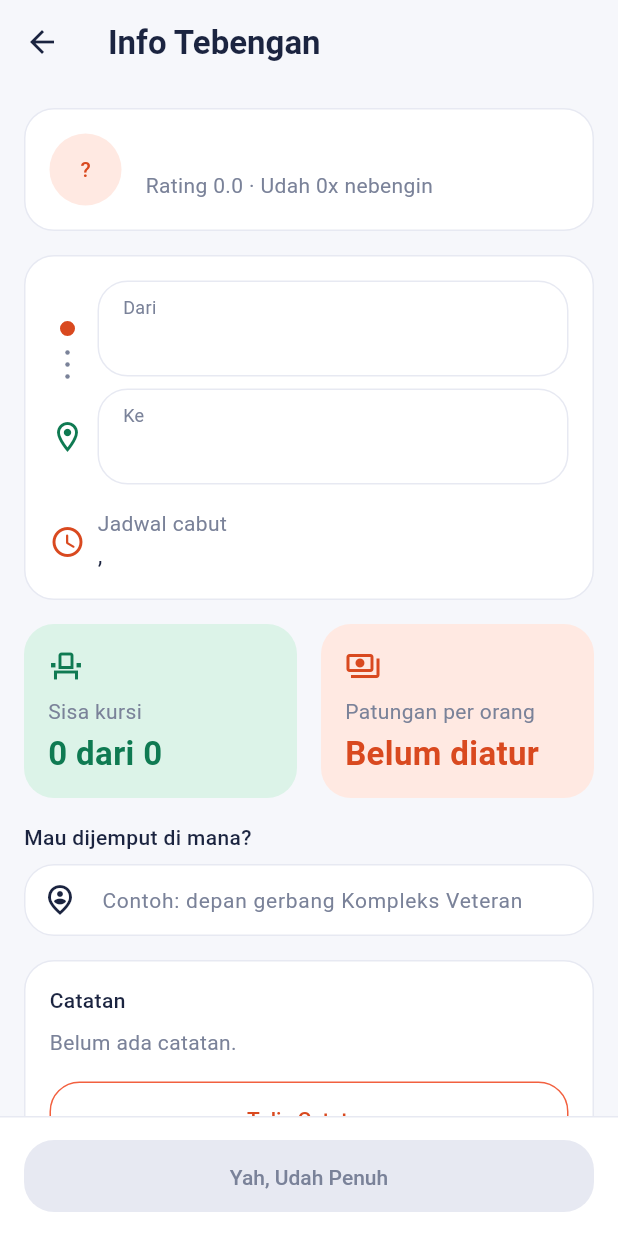
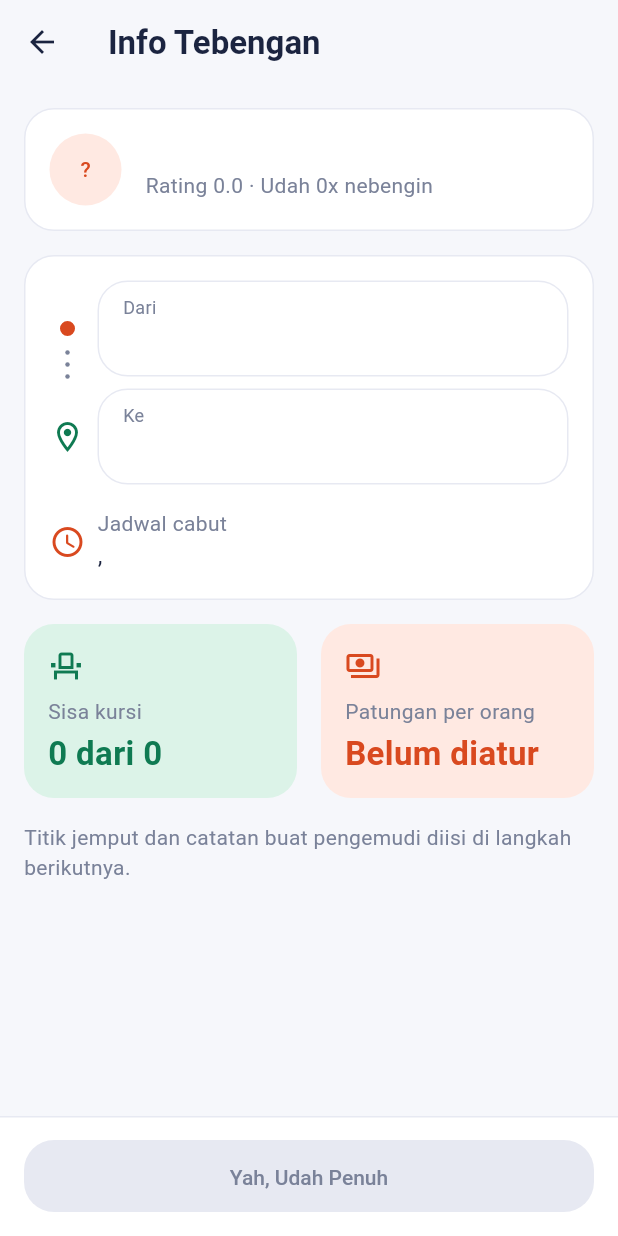
Before and after one commit to TRAFIV/nebeng-dong-app, a Flutter app: the RideDetailScreen screen opened directly with empty values, on a phone screen of 412 x 824 dp. Run offline on Flutter 3.47's test engine with Material 3 defaults, Android fonts, the phone set to English and light mode, and no system bars; our stand-ins replace flutter_map, latlong2, shared_preferences; accounts and stored records are empty.

Commit message:
fix(detail): Info Tebengan tanpa isian ganda, tombol tidak macet, avatar ke Profil
- Titik jemput dan catatan hanya diisi di Ajukan Tebengan; Info Tebengan
  cukup info dan tombol Ikut Nebeng.
- Tombol baru ditandai terkirim bila Ajukan Tebengan mengembalikan pesanan;
  kembali tanpa kirim mengaktifkan tombol lagi.
- Avatar di Cari membuka tab Profil.

```diff
--- a/lib/shared/viewmodels/ride_detail_view_model.dart
+++ b/lib/shared/viewmodels/ride_detail_view_model.dart
@@ -1,36 +1,43 @@
 import 'package:praktikum_mobile/core/view_model.dart';
 import 'package:praktikum_mobile/shared/models/ride.dart';
 
+/// Info Tebengan: hanya menampilkan tebengan dan membuka form pengajuan.
+///
+/// Titik jemput dan catatan diisi di Ajukan Tebengan, jadi layar ini tidak
+/// menyimpan isian apa pun.
 class RideDetailViewModel extends ViewModel {
   RideDetailViewModel({required this.ride});
   final Ride ride;
+
+  bool _formOpen = false;
   bool _requestSent = false;
-  String? _note;
+
+  /// True setelah Ajukan Tebengan benar-benar mengirim pesanan.
   bool get requestSent => _requestSent;
-  String? get note => _note;
-  bool get canRequest => !ride.isFull && !_requestSent;
+
+  bool get canRequest => !ride.isFull && !_requestSent && !_formOpen;
+
   String get buttonLabel => ride.isFull
       ? 'Yah, Udah Penuh'
       : _requestSent
       ? 'Nunggu di-ACC...'
       : 'Ikut Nebeng!';
 
-  String? validatePickup(String? value) => value == null || value.trim().isEmpty
-      ? 'Titik jemputnya diisi dulu, ya'
-      : null;
-
-  bool requestToJoin(String pickup) {
-    if (isDisposed || !canRequest || validatePickup(pickup) != null) {
-      return false;
-    }
-    // Local presentation only; no booking/approval API is available yet.
-    _requestSent = true;
+  /// Dipanggil sebelum membuka Ajukan Tebengan. False bila tidak boleh
+  /// (penuh, sudah terkirim, atau form sedang terbuka karena ketukan ganda).
+  bool startRequest() {
+    if (isDisposed || !canRequest) return false;
+    _formOpen = true;
     publish();
     return true;
   }
 
-  void saveNote(String value) {
-    _note = value;
+  /// Dipanggil setelah Ajukan Tebengan ditutup. [sent] false berarti pengguna
+  /// kembali tanpa mengirim, sehingga tombol bisa dipakai lagi.
+  void finishRequest({required bool sent}) {
+    if (isDisposed) return;
+    _formOpen = false;
+    _requestSent = sent;
     publish();
   }
 }
--- a/lib/shared/views/ride_detail_screen.dart
+++ b/lib/shared/views/ride_detail_screen.dart
@@ -10,14 +10,13 @@ import 'package:praktikum_mobile/theme/app_spacing.dart';
 import 'package:praktikum_mobile/theme/app_text_styles.dart';
 import 'package:praktikum_mobile/shared/utils/rupiah_format.dart';
 import 'package:praktikum_mobile/shared/widgets/app_button.dart';
-import 'package:praktikum_mobile/shared/widgets/app_text_field.dart';
 import 'package:praktikum_mobile/shared/widgets/info_tile.dart';
 import 'package:praktikum_mobile/shared/widgets/user_avatar.dart';
 import 'package:praktikum_mobile/shared/maps/widgets/open_street_map_view.dart';
 import 'package:praktikum_mobile/shared/maps/widgets/route_endpoints.dart';
 
-/// Detail tebengan: kursi, ongkos, titik jemput, dan ajukan gabung
-/// (FR-04, FR-05, FR-06, FR-09).
+/// Info Tebengan: pengemudi, rute, kursi dan ongkos, lalu tombol untuk
+/// membuka Ajukan Tebengan (FR-04, FR-05, FR-09).
 class RideDetailScreen extends StatefulWidget {
   const RideDetailScreen({super.key, required this.ride});
 
@@ -28,8 +27,6 @@ class RideDetailScreen extends StatefulWidget {
 }
 
 class _RideDetailScreenState extends State<RideDetailScreen> {
-  final _formKey = GlobalKey<FormState>();
-  final _pickupController = TextEditingController();
   late final RideDetailViewModel _viewModel;
 
   @override
@@ -41,16 +38,14 @@ class _RideDetailScreenState extends State<RideDetailScreen> {
   @override
   void dispose() {
     _viewModel.dispose();
-    _pickupController.dispose();
     super.dispose();
   }
 
+  /// Buka Ajukan Tebengan; titik jemput dan catatan diisi di sana.
   Future<void> _requestToJoin() async {
-    if (!(_formKey.currentState?.validate() ?? false)) return;
+    if (!_viewModel.startRequest()) return;
 
-    if (!_viewModel.requestToJoin(_pickupController.text)) return;
-
-    // Buka AjukanTebengan dan tunggu hasilnya (booking berhasil atau null).
+    // Hasilnya Booking bila terkirim, null bila pengguna kembali tanpa mengirim.
     final result = await Navigator.pushNamed<Object?>(
       context,
       AppRoutes.ajukanTebengan,
@@ -58,9 +53,9 @@ class _RideDetailScreenState extends State<RideDetailScreen> {
     );
 
     if (!mounted) return;
+    _viewModel.finishRequest(sent: result != null);
+    if (result == null) return;
 
-    if (result != null) {
-      // Booking berhasil dikirim — tampilkan SnackBar dan kembali ke Pesanan.
     ScaffoldMessenger.of(context).showSnackBar(
       const SnackBar(content: Text('Permintaan terkirim! Tunggu kabar ya.')),
     );
@@ -73,20 +68,6 @@ class _RideDetailScreenState extends State<RideDetailScreen> {
       );
     }
   }
-  }
-
-  Future<void> _openNoteForm() async {
-    final result = await Navigator.pushNamed<String>(
-      context,
-      AppRoutes.catatanForm,
-    );
-    if (!mounted || result == null) return;
-
-    _viewModel.saveNote(result);
-    ScaffoldMessenger.of(
-      context,
-    ).showSnackBar(const SnackBar(content: Text('Catatan berhasil disimpan')));
-  }
 
   @override
   Widget build(BuildContext context) {
@@ -96,10 +77,6 @@ class _RideDetailScreenState extends State<RideDetailScreen> {
       builder: (context, _) => Scaffold(
         appBar: AppBar(title: const Text('Info Tebengan')),
         body: SafeArea(
-          child: Form(
-            key: _formKey,
-            // Keep every field mounted: the sticky submit button must validate
-            // pickup even before it has been scrolled into view.
           child: SingleChildScrollView(
             padding: const EdgeInsets.all(AppSpacing.md),
             child: Column(
@@ -147,42 +124,13 @@ class _RideDetailScreenState extends State<RideDetailScreen> {
                   ),
                 ),
                 const SizedBox(height: AppSpacing.md),
-                  AppTextField(
-                    label: 'Mau dijemput di mana?',
-                    icon: Icons.person_pin_circle_outlined,
-                    hint: 'Contoh: depan gerbang Kompleks Veteran',
-                    controller: _pickupController,
-                    textInputAction: TextInputAction.done,
-                    validator: _viewModel.validatePickup,
-                  ),
-                  const SizedBox(height: AppSpacing.md),
-                  Container(
-                    padding: const EdgeInsets.all(AppSpacing.md),
-                    decoration: AppDecorations.outlined,
-                    child: Column(
-                      crossAxisAlignment: CrossAxisAlignment.stretch,
-                      children: [
-                        Text('Catatan', style: AppTextStyles.labelLarge),
-                        const SizedBox(height: AppSpacing.sm),
                 Text(
-                          _viewModel.note ?? 'Belum ada catatan.',
+                  'Titik jemput dan catatan buat pengemudi diisi di langkah berikutnya.',
                   style: AppTextStyles.bodyMedium.copyWith(
-                            color: _viewModel.note == null
-                                ? AppColors.textSecondary
-                                : AppColors.textPrimary,
-                          ),
-                        ),
-                        const SizedBox(height: AppSpacing.md),
-                        AppButton(
-                          label: 'Tulis Catatan',
-                          onPressed: _openNoteForm,
-                          variant: AppButtonVariant.secondary,
-                        ),
-                      ],
+                    color: AppColors.textSecondary,
                   ),
                 ),
               ],
-              ),
             ),
           ),
         ),
```
Also changed, not shown: lib/features/ride_search/views/home_screen.dart (+27 -1 lines), 3 other files. Lines whose indentation alone changed are shown as unchanged.
